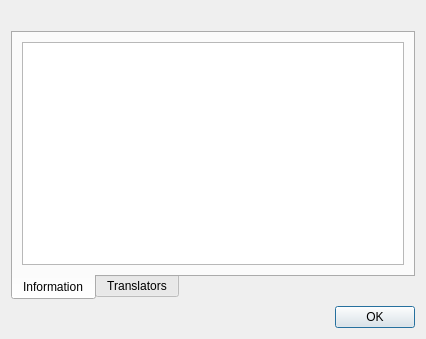
qwinff/qwinff, file src/ui/aboutdialog.ui: the form before one commit.
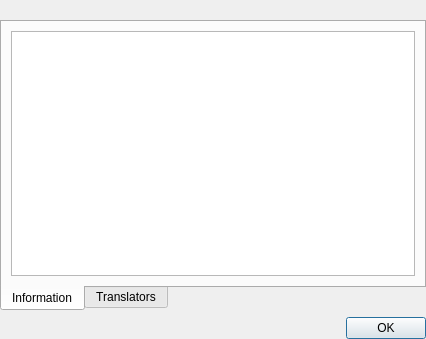
The form after the commit. Icons and pictures are not drawn.

Commit message: [Mod] Change program icon to aqua version. - Change program icon - Change margin of about dialog to zero

```diff
--- a/src/ui/aboutdialog.ui
+++ b/src/ui/aboutdialog.ui
@@ -18,6 +18,9 @@
     <normaloff>:/app/icons/qwinff_small.png</normaloff>:/app/icons/qwinff_small.png</iconset>
   </property>
   <layout class="QVBoxLayout" name="verticalLayout_2">
+   <property name="margin">
+    <number>0</number>
+   </property>
    <item>
     <widget class="QLabel" name="lblBanner">
      <property name="text">
```
The commit also changes 4 other files.
